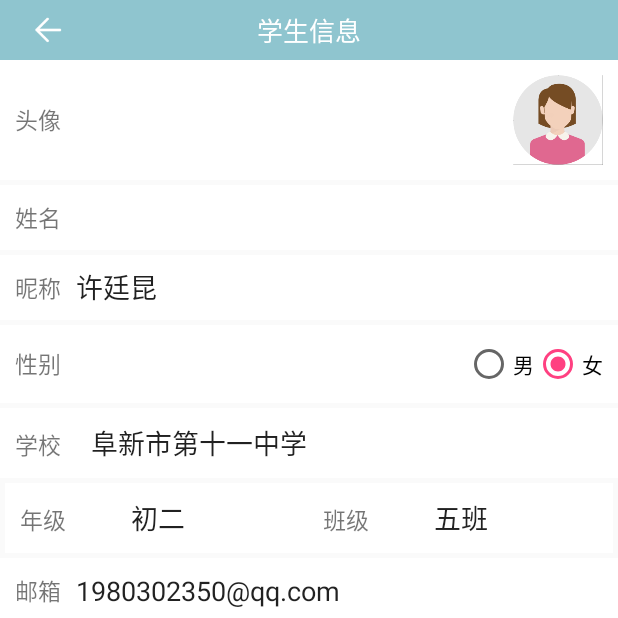
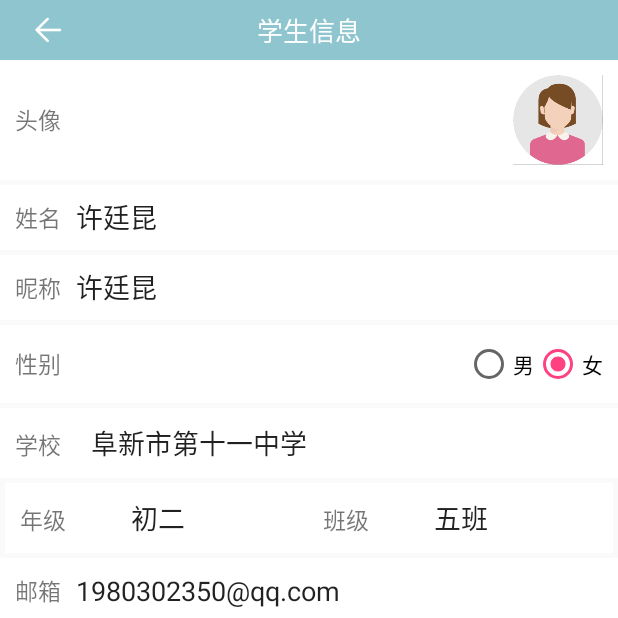
Before and after one commit to kangwenyun/XueShiShuo, an Android app: the InfoStudentActivity screen opened directly, with no data from a screen before it, on a phone screen of 412 x 824 dp, the top half of it. Run offline under Robolectric (Android 15) with nearby library versions, the phone set to English and light mode, and no system bars.

Commit message:
差不多了

```diff
--- a/app/src/main/java/com/se7entina/app/ui/activity/FindKeyActivity.java
+++ b/app/src/main/java/com/se7entina/app/ui/activity/FindKeyActivity.java
@@ -7,6 +7,7 @@ import android.view.View;
 import android.widget.Button;
 import android.widget.EditText;
 import android.widget.ImageView;
+import android.widget.Toast;
 
 import com.se7entina.app.R;
 
@@ -47,7 +48,7 @@ public class FindKeyActivity extends Activity implements View.OnClickListener {
                 finish();
                 break;
             case R.id.get_verification_code:
-
+                Toast.makeText(this,"获取验证码成功",Toast.LENGTH_SHORT).show();
                 break;
             case R.id.confirm_1:
                 Intent intent = new Intent(this,LoginStudentActivity.class);
--- a/app/src/main/java/com/se7entina/app/ui/activity/InfoStudentActivity.java
+++ b/app/src/main/java/com/se7entina/app/ui/activity/InfoStudentActivity.java
@@ -36,8 +36,8 @@ public class InfoStudentActivity extends Activity implements View.OnClickListene
         tvClick = (Button) findViewById(R.id.iv_click);
         tvClick.setText("保存");
         tvClick.setOnClickListener(this);
-        name = (EditText)findViewById(R.id.teacher_name);
-        name.setText(R.string.name);
+        name = (EditText)findViewById(R.id.name);
+        name.setText(R.string.teacher_name);
         nickname = (EditText)findViewById(R.id.nickname);
         nickname.setText(R.string.teacher_name);
         sex_boy = (RadioButton)findViewById(R.id.sex_boy);
--- a/app/src/main/java/com/se7entina/app/ui/fragment/PersonalInfoFragment.java
+++ b/app/src/main/java/com/se7entina/app/ui/fragment/PersonalInfoFragment.java
@@ -51,7 +51,7 @@ public class PersonalInfoFragment extends BaseFragment {
             @Override
             public void onClick(View v) {
                 Intent intent;
-                if(SharedPreferencesUtil.getBoolean(getContext(),SystemConstant.LOGIN_ROLE_STU,true) )
+                if(SystemConstant.LOGIN_ROLE_STU.equals(SharedPreferencesUtil.getString(getActivity(),SystemConstant.LOGIN_ROLE)) )
                 {
                     intent = new Intent(getActivity(), InfoStudentActivity.class);
                 }else{
```
